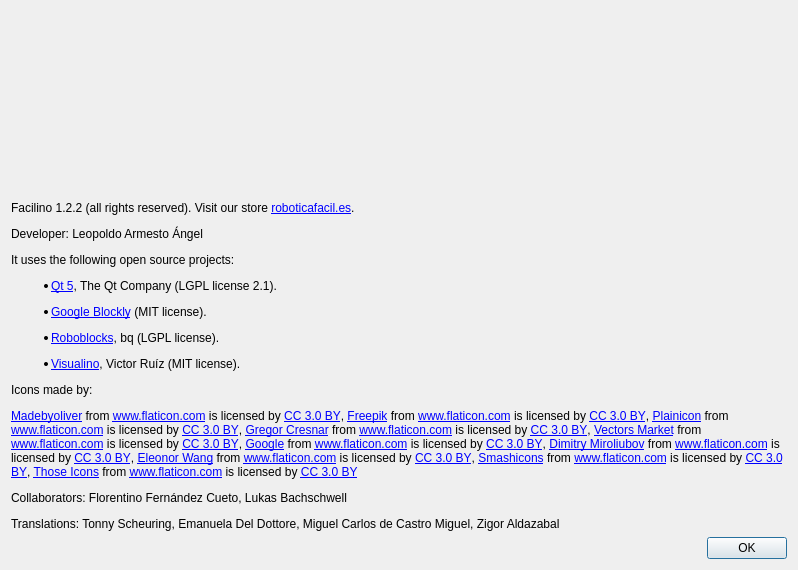
Above: src/aboutdialog.ui from roboticafacil/facilino before the change. Below: the same form after it.
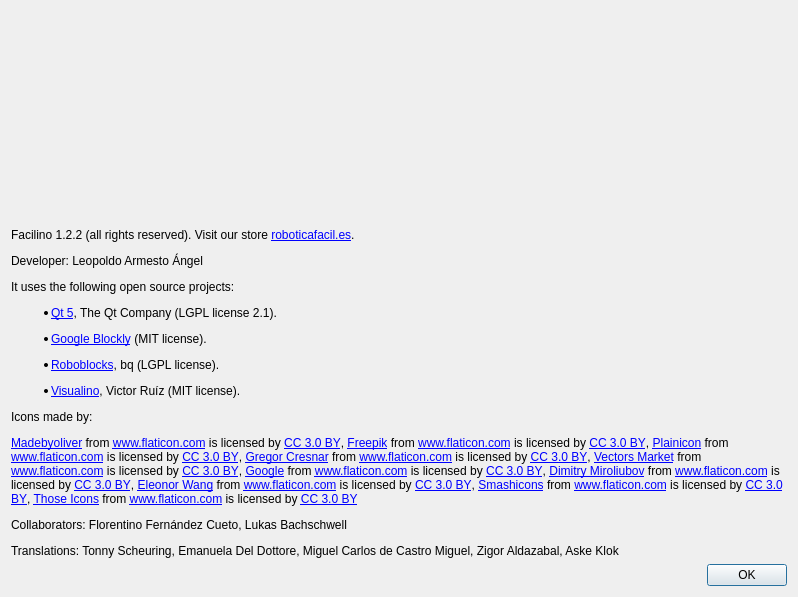
That is the form after the change. Icons and pictures are not drawn.

What changed in the file:
```diff
--- a/src/aboutdialog.ui
+++ b/src/aboutdialog.ui
@@ -7,7 +7,7 @@
     <x>0</x>
     <y>0</y>
     <width>798</width>
-    <height>570</height>
+    <height>597</height>
    </rect>
   </property>
   <property name="windowTitle">
@@ -39,7 +39,7 @@
    <item>
     <widget class="QLabel" name="label_4">
      <property name="text">
-      <string>&lt;html&gt;&lt;head/&gt;&lt;body&gt;&lt;p&gt;Facilino 1.2.2 (all rights reserved). Visit our store &lt;a href=&quot;https://roboticafacil.es&quot;&gt;&lt;span style=&quot; text-decoration: underline; color:#0000ff;&quot;&gt;roboticafacil.es&lt;/span&gt;&lt;/a&gt;.&lt;/p&gt;&lt;p&gt;Developer: Leopoldo Armesto Ángel&lt;/p&gt;&lt;p&gt;It uses the following open source projects:&lt;/p&gt;&lt;ul style=&quot;margin-top: 0px; margin-bottom: 0px; margin-left: 0px; margin-right: 0px; -qt-list-indent: 1;&quot;&gt;&lt;li style=&quot; margin-top:12px; margin-bottom:0px; margin-left:0px; margin-right:0px; -qt-block-indent:0; text-indent:0px;&quot;&gt;&lt;a href=&quot;http://www.qt.io/&quot;&gt;&lt;span style=&quot; text-decoration: underline; color:#0000ff;&quot;&gt;Qt 5&lt;/span&gt;&lt;/a&gt;, The Qt Company (LGPL license 2.1).&lt;/li&gt;&lt;li style=&quot; margin-top:12px; margin-bottom:0px; margin-left:0px; margin-right:0px; -qt-block-indent:0; text-indent:0px;&quot;&gt;&lt;a href=&quot;https://developers.google.com/blockly/&quot;&gt;&lt;span style=&quot; text-decoration: underline; color:#0000ff;&quot;&gt;Google Blockly&lt;/span&gt;&lt;/a&gt; (MIT license).&lt;/li&gt;&lt;li style=&quot; margin-top:12px; margin-bottom:0px; margin-left:0px; margin-right:0px; -qt-block-indent:0; text-indent:0px;&quot;&gt;&lt;a href=&quot;https://github.com/bq/roboblocks&quot;&gt;&lt;span style=&quot; text-decoration: underline; color:#0000ff;&quot;&gt;Roboblocks&lt;/span&gt;&lt;/a&gt;, bq (LGPL license).&lt;/li&gt;&lt;li style=&quot; margin-top:12px; margin-bottom:0px; margin-left:0px; margin-right:0px; -qt-block-indent:0; text-indent:0px;&quot;&gt;&lt;a href=&quot;http://visualino.net&quot;&gt;&lt;span style=&quot; text-decoration: underline; color:#0000ff;&quot;&gt;Visualino&lt;/span&gt;&lt;/a&gt;, Victor Ruíz (MIT license).&lt;/li&gt;&lt;/ul&gt;&lt;p&gt;Icons made by:&lt;/p&gt;&lt;p&gt;&lt;a href=&quot; http://www.flaticon.com/authors/madebyoliver&quot;&gt;&lt;span style=&quot; text-decoration: underline; color:#0000ff;&quot;&gt;Madebyoliver&lt;/span&gt;&lt;/a&gt; from &lt;a href=&quot; http://www.flaticon.com&quot;&gt;&lt;span style=&quot; text-decoration: underline; color:#0000ff;&quot;&gt;www.flaticon.com&lt;/span&gt;&lt;/a&gt; is licensed by &lt;a href=&quot;http://creativecommons.org/licenses/by/3.0/&quot;&gt;&lt;span style=&quot; text-decoration: underline; color:#0000ff;&quot;&gt;CC 3.0 BY&lt;/span&gt;&lt;/a&gt;, &lt;a href=&quot;http://www.freepik.com&quot;&gt;&lt;span style=&quot; text-decoration: underline; color:#0000ff;&quot;&gt;Freepik&lt;/span&gt;&lt;/a&gt; from &lt;a href=&quot; http://www.flaticon.com&quot;&gt;&lt;span style=&quot; text-decoration: underline; color:#0000ff;&quot;&gt;www.flaticon.com&lt;/span&gt;&lt;/a&gt; is licensed by &lt;a href=&quot;http://creativecommons.org/licenses/by/3.0/&quot;&gt;&lt;span style=&quot; text-decoration: underline; color:#0000ff;&quot;&gt;CC 3.0 BY&lt;/span&gt;&lt;/a&gt;, &lt;a href=&quot;http://www.flaticon.com/authors/plainicon&quot;&gt;&lt;span style=&quot; text-decoration: underline; color:#0000ff;&quot;&gt;Plainicon&lt;/span&gt;&lt;/a&gt; from &lt;a href=&quot; http://www.flaticon.com&quot;&gt;&lt;span style=&quot; text-decoration: underline; color:#0000ff;&quot;&gt;www.flaticon.com&lt;/span&gt;&lt;/a&gt; is licensed by &lt;a href=&quot;http://creativecommons.org/licenses/by/3.0/&quot;&gt;&lt;span style=&quot; text-decoration: underline; color:#0000ff;&quot;&gt;CC 3.0 BY&lt;/span&gt;&lt;/a&gt;, &lt;a href=&quot;http://www.flaticon.com/authors/gregor-cresnar&quot;&gt;&lt;span style=&quot; text-decoration: underline; color:#0000ff;&quot;&gt;Gregor Cresnar&lt;/span&gt;&lt;/a&gt; from &lt;a href=&quot; http://www.flaticon.com&quot;&gt;&lt;span style=&quot; text-decoration: underline; color:#0000ff;&quot;&gt;www.flaticon.com&lt;/span&gt;&lt;/a&gt; is licensed by &lt;a href=&quot;http://creativecommons.org/licenses/by/3.0/&quot;&gt;&lt;span style=&quot; text-decoration: underline; color:#0000ff;&quot;&gt;CC 3.0 BY&lt;/span&gt;&lt;/a&gt;, &lt;a href=&quot;http://www.flaticon.com/authors/vectors-market&quot;&gt;&lt;span style=&quot; text-decoration: underline; color:#0000ff;&quot;&gt;Vectors Market&lt;/span&gt;&lt;/a&gt; from &lt;a href=&quot; http://www.flaticon.com&quot;&gt;&lt;span style=&quot; text-decoration: underline; color:#0000ff;&quot;&gt;www.flaticon.com&lt;/span&gt;&lt;/a&gt; is licensed by &lt;a href=&quot;http://creativecommons.org/licenses/by/3.0/&quot;&gt;&lt;span style=&quot; text-decoration: underline; color:#0000ff;&quot;&gt;CC 3.0 BY&lt;/span&gt;&lt;/a&gt;, &lt;a href=&quot; http://www.flaticon.com/authors/google&quot;&gt;&lt;span style=&quot; text-decoration: underline; color:#0000ff;&quot;&gt;Google&lt;/span&gt;&lt;/a&gt; from &lt;a href=&quot; http://www.flaticon.com&quot;&gt;&lt;span style=&quot; text-decoration: underline; color:#0000ff;&quot;&gt;www.flaticon.com&lt;/span&gt;&lt;/a&gt; is licensed by &lt;a href=&quot;http://creativecommons.org/licenses/by/3.0/&quot;&gt;&lt;span style=&quot; text-decoration: underline; color:#0000ff;&quot;&gt;CC 3.0 BY&lt;/span&gt;&lt;/a&gt;, &lt;a href=&quot;http://www.flaticon.com/authors/dimitry-miroliubov&quot;&gt;&lt;span style=&quot; text-decoration: underline; color:#0000ff;&quot;&gt;Dimitry Miroliubov&lt;/span&gt;&lt;/a&gt; from &lt;a href=&quot;http://www.flaticon.com&quot;&gt;&lt;span style=&quot; text-decoration: underline; color:#0000ff;&quot;&gt;www.flaticon.com&lt;/span&gt;&lt;/a&gt; is licensed by &lt;a href=&quot;http://creativecommons.org/licenses/by/3.0/&quot;&gt;&lt;span style=&quot; text-decoration: underline; color:#0000ff;&quot;&gt;CC 3.0 BY&lt;/span&gt;&lt;/a&gt;, &lt;a href=&quot; https://www.flaticon.com/authors/eleonor-wang&quot;&gt;&lt;span style=&quot; text-decoration: underline; color:#0000ff;&quot;&gt;Eleonor Wang&lt;/span&gt;&lt;/a&gt; from &lt;a href=&quot;http://www.flaticon.com&quot;&gt;&lt;span style=&quot; text-decoration: underline; color:#0000ff;&quot;&gt;www.flaticon.com&lt;/span&gt;&lt;/a&gt; is licensed by &lt;a href=&quot;http://creativecommons.org/licenses/by/3.0/&quot;&gt;&lt;span style=&quot; text-decoration: underline; color:#0000ff;&quot;&gt;CC 3.0 BY&lt;/span&gt;&lt;/a&gt;, &lt;a href=&quot;https://www.flaticon.com/authors/smashicons&quot;&gt;&lt;span style=&quot; text-decoration: underline; color:#0000ff;&quot;&gt;Smashicons&lt;/span&gt;&lt;/a&gt; from &lt;a href=&quot;http://www.flaticon.com&quot;&gt;&lt;span style=&quot; text-decoration: underline; color:#0000ff;&quot;&gt;www.flaticon.com&lt;/span&gt;&lt;/a&gt; is licensed by &lt;a href=&quot;http://creativecommons.org/licenses/by/3.0/&quot;&gt;&lt;span style=&quot; text-decoration: underline; color:#0000ff;&quot;&gt;CC 3.0 BY&lt;/span&gt;&lt;/a&gt;, &lt;a href=&quot;https://www.flaticon.com/authors/those-icons&quot;&gt;&lt;span style=&quot; text-decoration: underline; color:#0000ff;&quot;&gt;Those Icons&lt;/span&gt;&lt;/a&gt; from &lt;a href=&quot;http://www.flaticon.com&quot;&gt;&lt;span style=&quot; text-decoration: underline; color:#0000ff;&quot;&gt;www.flaticon.com&lt;/span&gt;&lt;/a&gt; is licensed by &lt;a href=&quot;http://creativecommons.org/licenses/by/3.0/&quot;&gt;&lt;span style=&quot; text-decoration: underline; color:#0000ff;&quot;&gt;CC 3.0 BY&lt;/span&gt;&lt;/a&gt;&lt;/p&gt;&lt;p&gt;Collaborators: Florentino Fernández Cueto, Lukas Bachschwell&lt;/p&gt;&lt;p&gt;Translations: Tonny Scheuring, Emanuela Del Dottore, Miguel Carlos de Castro Miguel, Zigor Aldazabal&lt;/p&gt;&lt;/body&gt;&lt;/html&gt;</string>
+      <string>&lt;html&gt;&lt;head/&gt;&lt;body&gt;&lt;p&gt;Facilino 1.2.2 (all rights reserved). Visit our store &lt;a href=&quot;https://roboticafacil.es&quot;&gt;&lt;span style=&quot; text-decoration: underline; color:#0000ff;&quot;&gt;roboticafacil.es&lt;/span&gt;&lt;/a&gt;.&lt;/p&gt;&lt;p&gt;Developer: Leopoldo Armesto Ángel&lt;/p&gt;&lt;p&gt;It uses the following open source projects:&lt;/p&gt;&lt;ul style=&quot;margin-top: 0px; margin-bottom: 0px; margin-left: 0px; margin-right: 0px; -qt-list-indent: 1;&quot;&gt;&lt;li style=&quot; margin-top:12px; margin-bottom:0px; margin-left:0px; margin-right:0px; -qt-block-indent:0; text-indent:0px;&quot;&gt;&lt;a href=&quot;http://www.qt.io/&quot;&gt;&lt;span style=&quot; text-decoration: underline; color:#0000ff;&quot;&gt;Qt 5&lt;/span&gt;&lt;/a&gt;, The Qt Company (LGPL license 2.1).&lt;/li&gt;&lt;li style=&quot; margin-top:12px; margin-bottom:0px; margin-left:0px; margin-right:0px; -qt-block-indent:0; text-indent:0px;&quot;&gt;&lt;a href=&quot;https://developers.google.com/blockly/&quot;&gt;&lt;span style=&quot; text-decoration: underline; color:#0000ff;&quot;&gt;Google Blockly&lt;/span&gt;&lt;/a&gt; (MIT license).&lt;/li&gt;&lt;li style=&quot; margin-top:12px; margin-bottom:0px; margin-left:0px; margin-right:0px; -qt-block-indent:0; text-indent:0px;&quot;&gt;&lt;a href=&quot;https://github.com/bq/roboblocks&quot;&gt;&lt;span style=&quot; text-decoration: underline; color:#0000ff;&quot;&gt;Roboblocks&lt;/span&gt;&lt;/a&gt;, bq (LGPL license).&lt;/li&gt;&lt;li style=&quot; margin-top:12px; margin-bottom:0px; margin-left:0px; margin-right:0px; -qt-block-indent:0; text-indent:0px;&quot;&gt;&lt;a href=&quot;http://visualino.net&quot;&gt;&lt;span style=&quot; text-decoration: underline; color:#0000ff;&quot;&gt;Visualino&lt;/span&gt;&lt;/a&gt;, Victor Ruíz (MIT license).&lt;/li&gt;&lt;/ul&gt;&lt;p&gt;Icons made by:&lt;/p&gt;&lt;p&gt;&lt;a href=&quot; http://www.flaticon.com/authors/madebyoliver&quot;&gt;&lt;span style=&quot; text-decoration: underline; color:#0000ff;&quot;&gt;Madebyoliver&lt;/span&gt;&lt;/a&gt; from &lt;a href=&quot; http://www.flaticon.com&quot;&gt;&lt;span style=&quot; text-decoration: underline; color:#0000ff;&quot;&gt;www.flaticon.com&lt;/span&gt;&lt;/a&gt; is licensed by &lt;a href=&quot;http://creativecommons.org/licenses/by/3.0/&quot;&gt;&lt;span style=&quot; text-decoration: underline; color:#0000ff;&quot;&gt;CC 3.0 BY&lt;/span&gt;&lt;/a&gt;, &lt;a href=&quot;http://www.freepik.com&quot;&gt;&lt;span style=&quot; text-decoration: underline; color:#0000ff;&quot;&gt;Freepik&lt;/span&gt;&lt;/a&gt; from &lt;a href=&quot; http://www.flaticon.com&quot;&gt;&lt;span style=&quot; text-decoration: underline; color:#0000ff;&quot;&gt;www.flaticon.com&lt;/span&gt;&lt;/a&gt; is licensed by &lt;a href=&quot;http://creativecommons.org/licenses/by/3.0/&quot;&gt;&lt;span style=&quot; text-decoration: underline; color:#0000ff;&quot;&gt;CC 3.0 BY&lt;/span&gt;&lt;/a&gt;, &lt;a href=&quot;http://www.flaticon.com/authors/plainicon&quot;&gt;&lt;span style=&quot; text-decoration: underline; color:#0000ff;&quot;&gt;Plainicon&lt;/span&gt;&lt;/a&gt; from &lt;a href=&quot; http://www.flaticon.com&quot;&gt;&lt;span style=&quot; text-decoration: underline; color:#0000ff;&quot;&gt;www.flaticon.com&lt;/span&gt;&lt;/a&gt; is licensed by &lt;a href=&quot;http://creativecommons.org/licenses/by/3.0/&quot;&gt;&lt;span style=&quot; text-decoration: underline; color:#0000ff;&quot;&gt;CC 3.0 BY&lt;/span&gt;&lt;/a&gt;, &lt;a href=&quot;http://www.flaticon.com/authors/gregor-cresnar&quot;&gt;&lt;span style=&quot; text-decoration: underline; color:#0000ff;&quot;&gt;Gregor Cresnar&lt;/span&gt;&lt;/a&gt; from &lt;a href=&quot; http://www.flaticon.com&quot;&gt;&lt;span style=&quot; text-decoration: underline; color:#0000ff;&quot;&gt;www.flaticon.com&lt;/span&gt;&lt;/a&gt; is licensed by &lt;a href=&quot;http://creativecommons.org/licenses/by/3.0/&quot;&gt;&lt;span style=&quot; text-decoration: underline; color:#0000ff;&quot;&gt;CC 3.0 BY&lt;/span&gt;&lt;/a&gt;, &lt;a href=&quot;http://www.flaticon.com/authors/vectors-market&quot;&gt;&lt;span style=&quot; text-decoration: underline; color:#0000ff;&quot;&gt;Vectors Market&lt;/span&gt;&lt;/a&gt; from &lt;a href=&quot; http://www.flaticon.com&quot;&gt;&lt;span style=&quot; text-decoration: underline; color:#0000ff;&quot;&gt;www.flaticon.com&lt;/span&gt;&lt;/a&gt; is licensed by &lt;a href=&quot;http://creativecommons.org/licenses/by/3.0/&quot;&gt;&lt;span style=&quot; text-decoration: underline; color:#0000ff;&quot;&gt;CC 3.0 BY&lt;/span&gt;&lt;/a&gt;, &lt;a href=&quot; http://www.flaticon.com/authors/google&quot;&gt;&lt;span style=&quot; text-decoration: underline; color:#0000ff;&quot;&gt;Google&lt;/span&gt;&lt;/a&gt; from &lt;a href=&quot; http://www.flaticon.com&quot;&gt;&lt;span style=&quot; text-decoration: underline; color:#0000ff;&quot;&gt;www.flaticon.com&lt;/span&gt;&lt;/a&gt; is licensed by &lt;a href=&quot;http://creativecommons.org/licenses/by/3.0/&quot;&gt;&lt;span style=&quot; text-decoration: underline; color:#0000ff;&quot;&gt;CC 3.0 BY&lt;/span&gt;&lt;/a&gt;, &lt;a href=&quot;http://www.flaticon.com/authors/dimitry-miroliubov&quot;&gt;&lt;span style=&quot; text-decoration: underline; color:#0000ff;&quot;&gt;Dimitry Miroliubov&lt;/span&gt;&lt;/a&gt; from &lt;a href=&quot;http://www.flaticon.com&quot;&gt;&lt;span style=&quot; text-decoration: underline; color:#0000ff;&quot;&gt;www.flaticon.com&lt;/span&gt;&lt;/a&gt; is licensed by &lt;a href=&quot;http://creativecommons.org/licenses/by/3.0/&quot;&gt;&lt;span style=&quot; text-decoration: underline; color:#0000ff;&quot;&gt;CC 3.0 BY&lt;/span&gt;&lt;/a&gt;, &lt;a href=&quot; https://www.flaticon.com/authors/eleonor-wang&quot;&gt;&lt;span style=&quot; text-decoration: underline; color:#0000ff;&quot;&gt;Eleonor Wang&lt;/span&gt;&lt;/a&gt; from &lt;a href=&quot;http://www.flaticon.com&quot;&gt;&lt;span style=&quot; text-decoration: underline; color:#0000ff;&quot;&gt;www.flaticon.com&lt;/span&gt;&lt;/a&gt; is licensed by &lt;a href=&quot;http://creativecommons.org/licenses/by/3.0/&quot;&gt;&lt;span style=&quot; text-decoration: underline; color:#0000ff;&quot;&gt;CC 3.0 BY&lt;/span&gt;&lt;/a&gt;, &lt;a href=&quot;https://www.flaticon.com/authors/smashicons&quot;&gt;&lt;span style=&quot; text-decoration: underline; color:#0000ff;&quot;&gt;Smashicons&lt;/span&gt;&lt;/a&gt; from &lt;a href=&quot;http://www.flaticon.com&quot;&gt;&lt;span style=&quot; text-decoration: underline; color:#0000ff;&quot;&gt;www.flaticon.com&lt;/span&gt;&lt;/a&gt; is licensed by &lt;a href=&quot;http://creativecommons.org/licenses/by/3.0/&quot;&gt;&lt;span style=&quot; text-decoration: underline; color:#0000ff;&quot;&gt;CC 3.0 BY&lt;/span&gt;&lt;/a&gt;, &lt;a href=&quot;https://www.flaticon.com/authors/those-icons&quot;&gt;&lt;span style=&quot; text-decoration: underline; color:#0000ff;&quot;&gt;Those Icons&lt;/span&gt;&lt;/a&gt; from &lt;a href=&quot;http://www.flaticon.com&quot;&gt;&lt;span style=&quot; text-decoration: underline; color:#0000ff;&quot;&gt;www.flaticon.com&lt;/span&gt;&lt;/a&gt; is licensed by &lt;a href=&quot;http://creativecommons.org/licenses/by/3.0/&quot;&gt;&lt;span style=&quot; text-decoration: underline; color:#0000ff;&quot;&gt;CC 3.0 BY&lt;/span&gt;&lt;/a&gt;&lt;/p&gt;&lt;p&gt;Collaborators: Florentino Fernández Cueto, Lukas Bachschwell&lt;/p&gt;&lt;p&gt;Translations: Tonny Scheuring, Emanuela Del Dottore, Miguel Carlos de Castro Miguel, Zigor Aldazabal, Aske Klok&lt;/p&gt;&lt;/body&gt;&lt;/html&gt;</string>
      </property>
      <property name="wordWrap">
       <bool>true</bool>
```
